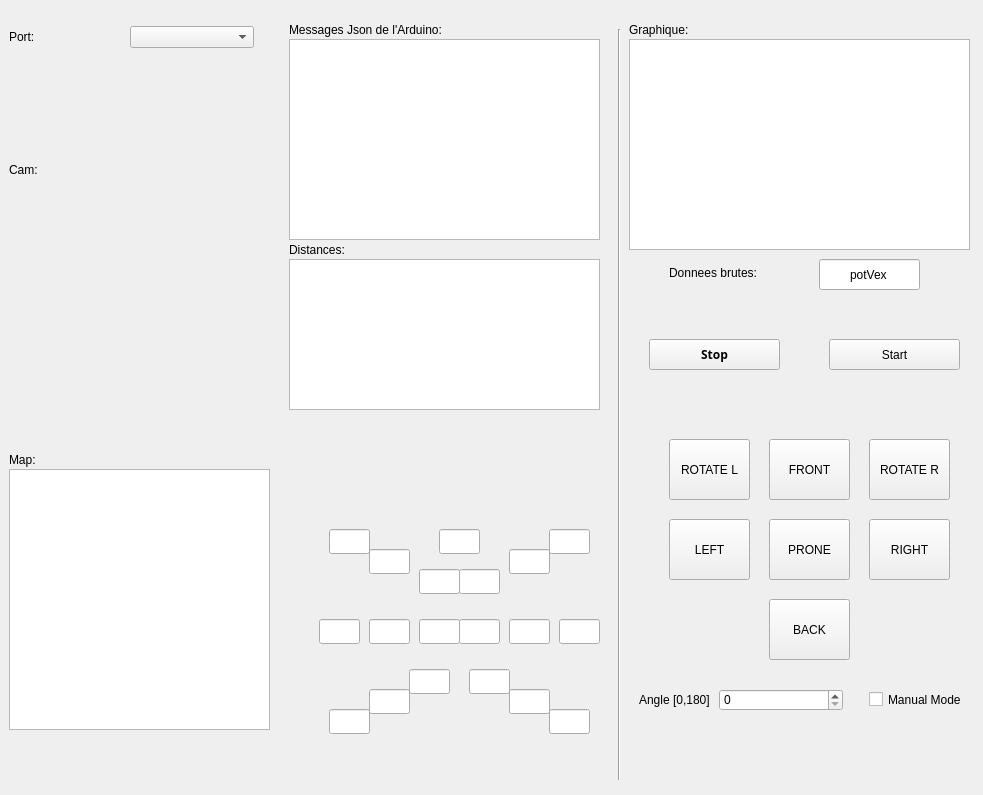
This is Hexapod-master/Hexapod_Qt/MANUS.ui in BigJack325/GRO400-MANUS as Qt 5 draws it before an edit. The edited form follows.
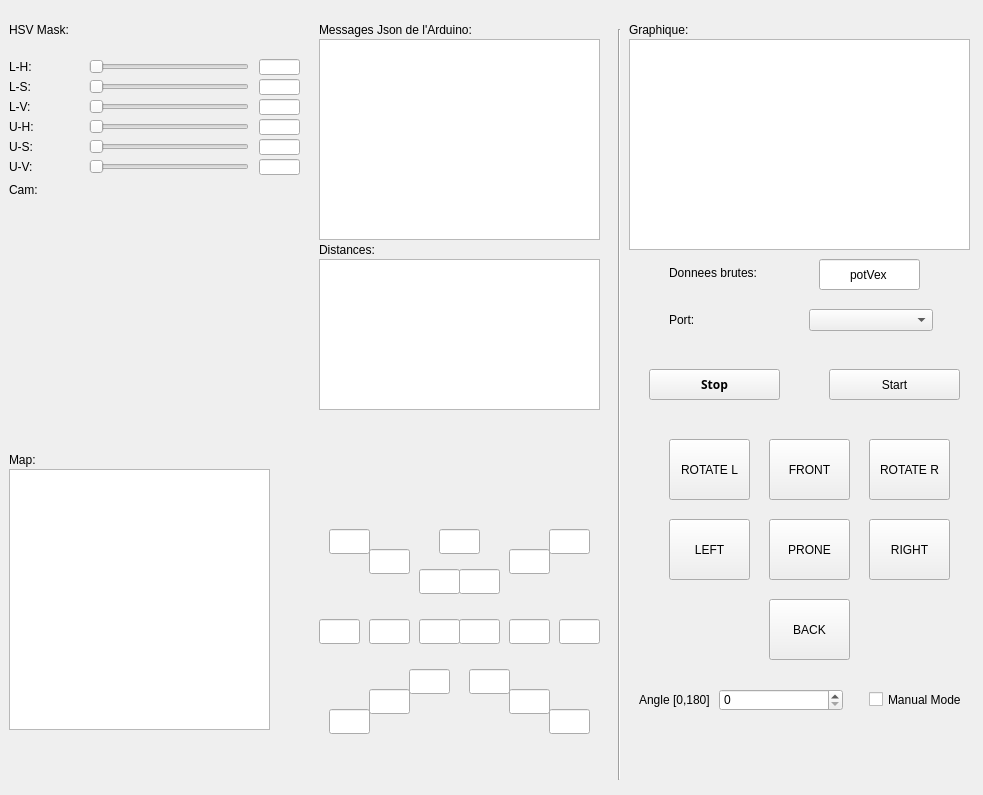
This is the edited form. Icons and pictures are not drawn. Custom widgets are drawn as their Qt base class.

```diff
--- a/Hexapod-master/Hexapod_Qt/MANUS.ui
+++ b/Hexapod-master/Hexapod_Qt/MANUS.ui
@@ -27,7 +27,7 @@
     <property name="bottomMargin">
      <number>9</number>
     </property>
-    <item row="0" column="0">
+    <item row="0" column="1">
      <widget class="QWidget" name="widget" native="true">
       <property name="font">
        <font>
@@ -145,8 +145,8 @@
       <widget class="QComboBox" name="comboBoxPort">
        <property name="geometry">
         <rect>
-         <x>121</x>
-         <y>17</y>
+         <x>800</x>
+         <y>300</y>
          <width>124</width>
          <height>22</height>
         </rect>
@@ -260,8 +260,8 @@
        <property name="geometry">
         <rect>
          <x>0</x>
-         <y>150</y>
-         <width>218</width>
+         <y>170</y>
+         <width>31</width>
          <height>22</height>
         </rect>
        </property>
@@ -276,7 +276,7 @@
        <property name="geometry">
         <rect>
          <x>820</x>
-         <y>330</y>
+         <y>360</y>
          <width>131</width>
          <height>31</height>
         </rect>
@@ -329,8 +329,8 @@
       <widget class="QLabel" name="Port_label">
        <property name="geometry">
         <rect>
-         <x>0</x>
-         <y>17</y>
+         <x>660</x>
+         <y>300</y>
          <width>94</width>
          <height>22</height>
         </rect>
@@ -399,7 +399,7 @@
        <property name="geometry">
         <rect>
          <x>640</x>
-         <y>330</y>
+         <y>360</y>
          <width>131</width>
          <height>31</height>
         </rect>
@@ -477,9 +477,9 @@
        <property name="geometry">
         <rect>
          <x>10</x>
-         <y>170</y>
+         <y>190</y>
          <width>261</width>
-         <height>261</height>
+         <height>251</height>
         </rect>
        </property>
        <property name="autoFillBackground">
@@ -495,7 +495,7 @@
       <widget class="QLabel" name="Json_label">
        <property name="geometry">
         <rect>
-         <x>280</x>
+         <x>310</x>
          <y>10</y>
          <width>218</width>
          <height>22</height>
@@ -582,9 +582,9 @@
       <widget class="QPlainTextEdit" name="DistanceTextEdit">
        <property name="geometry">
         <rect>
-         <x>280</x>
+         <x>310</x>
          <y>250</y>
-         <width>311</width>
+         <width>281</width>
          <height>151</height>
         </rect>
        </property>
@@ -592,9 +592,9 @@
       <widget class="QTextBrowser" name="Json_Browser">
        <property name="geometry">
         <rect>
-         <x>280</x>
+         <x>310</x>
          <y>30</y>
-         <width>311</width>
+         <width>281</width>
          <height>201</height>
         </rect>
        </property>
@@ -631,7 +631,7 @@
       <widget class="QLabel" name="Distances_label">
        <property name="geometry">
         <rect>
-         <x>280</x>
+         <x>310</x>
          <y>230</y>
          <width>218</width>
          <height>22</height>
@@ -683,6 +683,256 @@
         <string>Manual Mode</string>
        </property>
       </widget>
+      <widget class="QSlider" name="Lower_H_Slider">
+       <property name="geometry">
+        <rect>
+         <x>80</x>
+         <y>50</y>
+         <width>160</width>
+         <height>16</height>
+        </rect>
+       </property>
+       <property name="orientation">
+        <enum>Qt::Horizontal</enum>
+       </property>
+      </widget>
+      <widget class="QSlider" name="Lower_S_Slider">
+       <property name="geometry">
+        <rect>
+         <x>80</x>
+         <y>70</y>
+         <width>160</width>
+         <height>16</height>
+        </rect>
+       </property>
+       <property name="orientation">
+        <enum>Qt::Horizontal</enum>
+       </property>
+      </widget>
+      <widget class="QSlider" name="Lower_V_Slider">
+       <property name="geometry">
+        <rect>
+         <x>80</x>
+         <y>90</y>
+         <width>160</width>
+         <height>16</height>
+        </rect>
+       </property>
+       <property name="orientation">
+        <enum>Qt::Horizontal</enum>
+       </property>
+      </widget>
+      <widget class="QSlider" name="Upper_H_Slider">
+       <property name="geometry">
+        <rect>
+         <x>80</x>
+         <y>110</y>
+         <width>160</width>
+         <height>16</height>
+        </rect>
+       </property>
+       <property name="orientation">
+        <enum>Qt::Horizontal</enum>
+       </property>
+      </widget>
+      <widget class="QSlider" name="Upper_S_Slider">
+       <property name="geometry">
+        <rect>
+         <x>80</x>
+         <y>130</y>
+         <width>160</width>
+         <height>16</height>
+        </rect>
+       </property>
+       <property name="orientation">
+        <enum>Qt::Horizontal</enum>
+       </property>
+      </widget>
+      <widget class="QSlider" name="Upper_V_Slider">
+       <property name="geometry">
+        <rect>
+         <x>80</x>
+         <y>150</y>
+         <width>160</width>
+         <height>16</height>
+        </rect>
+       </property>
+       <property name="orientation">
+        <enum>Qt::Horizontal</enum>
+       </property>
+      </widget>
+      <widget class="QLabel" name="HSVMask_label">
+       <property name="geometry">
+        <rect>
+         <x>0</x>
+         <y>10</y>
+         <width>71</width>
+         <height>22</height>
+        </rect>
+       </property>
+       <property name="text">
+        <string>HSV Mask:</string>
+       </property>
+       <property name="alignment">
+        <set>Qt::AlignLeading|Qt::AlignLeft|Qt::AlignVCenter</set>
+       </property>
+      </widget>
+      <widget class="QLabel" name="Lower_H_label">
+       <property name="geometry">
+        <rect>
+         <x>0</x>
+         <y>50</y>
+         <width>71</width>
+         <height>16</height>
+        </rect>
+       </property>
+       <property name="text">
+        <string>L-H:</string>
+       </property>
+       <property name="alignment">
+        <set>Qt::AlignLeading|Qt::AlignLeft|Qt::AlignVCenter</set>
+       </property>
+      </widget>
+      <widget class="QLabel" name="Lower_S_label">
+       <property name="geometry">
+        <rect>
+         <x>0</x>
+         <y>70</y>
+         <width>71</width>
+         <height>16</height>
+        </rect>
+       </property>
+       <property name="text">
+        <string>L-S:</string>
+       </property>
+       <property name="alignment">
+        <set>Qt::AlignLeading|Qt::AlignLeft|Qt::AlignVCenter</set>
+       </property>
+      </widget>
+      <widget class="QLabel" name="Lower_V_label">
+       <property name="geometry">
+        <rect>
+         <x>0</x>
+         <y>90</y>
+         <width>71</width>
+         <height>16</height>
+        </rect>
+       </property>
+       <property name="text">
+        <string>L-V:</string>
+       </property>
+       <property name="alignment">
+        <set>Qt::AlignLeading|Qt::AlignLeft|Qt::AlignVCenter</set>
+       </property>
+      </widget>
+      <widget class="QLabel" name="Upper_H_label">
+       <property name="geometry">
+        <rect>
+         <x>0</x>
+         <y>110</y>
+         <width>71</width>
+         <height>16</height>
+        </rect>
+       </property>
+       <property name="text">
+        <string>U-H:</string>
+       </property>
+       <property name="alignment">
+        <set>Qt::AlignLeading|Qt::AlignLeft|Qt::AlignVCenter</set>
+       </property>
+      </widget>
+      <widget class="QLabel" name="Upper_S_label">
+       <property name="geometry">
+        <rect>
+         <x>0</x>
+         <y>130</y>
+         <width>71</width>
+         <height>16</height>
+        </rect>
+       </property>
+       <property name="text">
+        <string>U-S:</string>
+       </property>
+       <property name="alignment">
+        <set>Qt::AlignLeading|Qt::AlignLeft|Qt::AlignVCenter</set>
+       </property>
+      </widget>
+      <widget class="QLabel" name="Upper_V_label">
+       <property name="geometry">
+        <rect>
+         <x>0</x>
+         <y>150</y>
+         <width>71</width>
+         <height>16</height>
+        </rect>
+       </property>
+       <property name="text">
+        <string>U-V:</string>
+       </property>
+       <property name="alignment">
+        <set>Qt::AlignLeading|Qt::AlignLeft|Qt::AlignVCenter</set>
+       </property>
+      </widget>
+      <widget class="QLineEdit" name="Lower_H_Value">
+       <property name="geometry">
+        <rect>
+         <x>250</x>
+         <y>50</y>
+         <width>41</width>
+         <height>16</height>
+        </rect>
+       </property>
+      </widget>
+      <widget class="QLineEdit" name="Lower_S_Value">
+       <property name="geometry">
+        <rect>
+         <x>250</x>
+         <y>70</y>
+         <width>41</width>
+         <height>16</height>
+        </rect>
+       </property>
+      </widget>
+      <widget class="QLineEdit" name="Lower_V_Value">
+       <property name="geometry">
+        <rect>
+         <x>250</x>
+         <y>90</y>
+         <width>41</width>
+         <height>16</height>
+        </rect>
+       </property>
+      </widget>
+      <widget class="QLineEdit" name="Upper_H_Value">
+       <property name="geometry">
+        <rect>
+         <x>250</x>
+         <y>110</y>
+         <width>41</width>
+         <height>16</height>
+        </rect>
+       </property>
+      </widget>
+      <widget class="QLineEdit" name="Upper_S_Value">
+       <property name="geometry">
+        <rect>
+         <x>250</x>
+         <y>130</y>
+         <width>41</width>
+         <height>16</height>
+        </rect>
+       </property>
+      </widget>
+      <widget class="QLineEdit" name="Upper_V_Value">
+       <property name="geometry">
+        <rect>
+         <x>250</x>
+         <y>150</y>
+         <width>41</width>
+         <height>16</height>
+        </rect>
+       </property>
+      </widget>
       <zorder>Hexapod_Pic</zorder>
       <zorder>JsonKey</zorder>
       <zorder>Servo_4</zorder>
```
Left out of the diff: 21 changed lines with no effect on the pictures.
